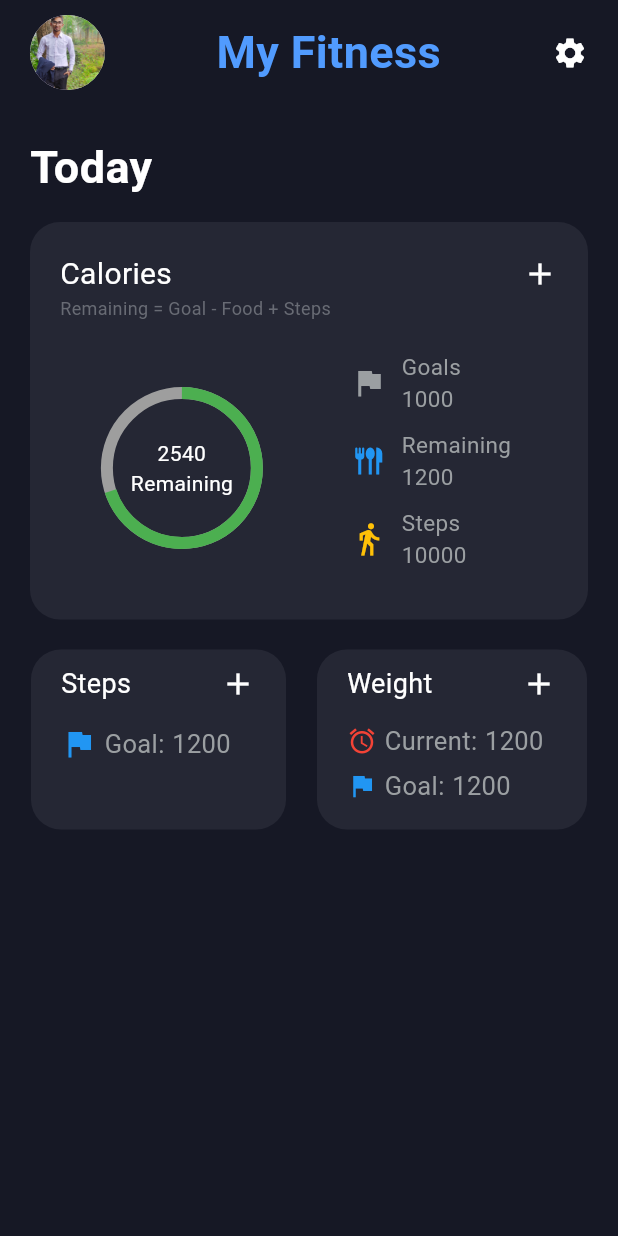
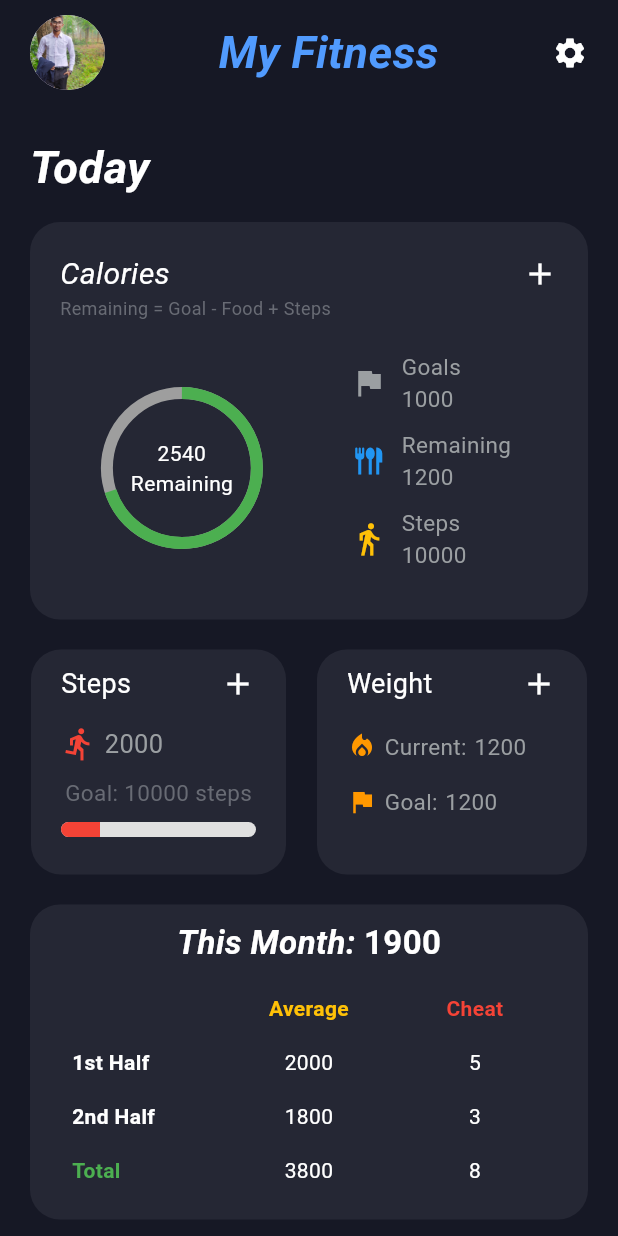
Before and after one commit to armanurrashid/MyFitness_App, a Flutter app: the screen it shows after launch, on a phone screen of 412 x 824 dp. Run offline on Flutter 3.47's test engine with Material 3 defaults, Android fonts, the phone set to English and light mode, and no system bars.

Commit message:
This month card, Bmi card

```diff
--- /dev/null
+++ b/lib/views/components/bmiCard.dart
@@ -0,0 +1,117 @@
+import 'package:flutter/material.dart';
+import 'package:my_fitness/colorList/colorList.dart' as app_colors;
+
+class BMICard extends StatelessWidget {
+  const BMICard({super.key});
+
+  @override
+  Widget build(BuildContext context) {
+    double bmi = 22.25;
+
+    int getSegmentIndex(double bmi) {
+      if (bmi < 18.5) return 0;
+      if (bmi < 25) return 1;
+      if (bmi < 30) return 2;
+      if (bmi < 35) return 3;
+      return 4;
+    }
+
+    List<Color> colors = [
+      Colors.lime,
+      Colors.green,
+      Colors.amber,
+      Colors.orange,
+      Colors.red,
+    ];
+
+    List<String> labels = [
+      "Underweight",
+      "Healthy",
+      "Overweight",
+      "Obese",
+      "Extremely Obese",
+    ];
+
+    return Container(
+      margin: const EdgeInsets.symmetric(horizontal: 20),
+      padding: const EdgeInsets.all(15),
+      decoration: BoxDecoration(
+        color: app_colors.cardColor,
+        borderRadius: BorderRadius.circular(20),
+      ),
+      child: Column(
+        crossAxisAlignment: CrossAxisAlignment.start,
+        children: [
+          /// Top Row: BMI Value + Icon
+          Text(
+            "BMI (kg/m²): $bmi",
+            style: const TextStyle(
+                color: Colors.white, fontSize: 15, fontWeight: FontWeight.bold),
+          ),
+
+          const SizedBox(height: 10),
+
+          /// Labels Above Segments
+          SizedBox(
+            width: double.infinity,
+            child: Row(
+              mainAxisAlignment: MainAxisAlignment.spaceBetween,
+              children: List.generate(5, (index) {
+                return Expanded(
+                  child: Column(
+                    children: [
+                      if (index == getSegmentIndex(bmi))
+                        Text(
+                          labels[index],
+                          style: const TextStyle(
+                            color: Colors.white,
+                            fontSize: 12,
+                            fontWeight: FontWeight.bold,
+                          ),
+                        )
+                      else
+                        const SizedBox(height: 16),
+                    ],
+                  ),
+                );
+              }),
+            ),
+          ),
+
+          const SizedBox(height: 4),
+
+          /// Segmented Progress Bar
+          Row(
+            children: List.generate(5, (index) {
+              return Expanded(
+                child: Container(
+                  height: 10,
+                  margin: const EdgeInsets.symmetric(horizontal: 1),
+                  decoration: BoxDecoration(
+                    color: colors[index],
+                    borderRadius: BorderRadius.circular(2),
+                  ),
+                ),
+              );
+            }),
+          ),
+
+          const SizedBox(height: 6),
+
+          /// Range values below each part
+          Row(
+            mainAxisAlignment: MainAxisAlignment.spaceBetween,
+            children: const [
+              Text("<18.5", style: TextStyle(color: Colors.white, fontSize: 10)),
+              Text("18.5", style: TextStyle(color: Colors.white, fontSize: 10)),
+              Text("25", style: TextStyle(color: Colors.white, fontSize: 10)),
+              Text("30", style: TextStyle(color: Colors.white, fontSize: 10)),
+              Text("35", style: TextStyle(color: Colors.white, fontSize: 10)),
+              Text("40<", style: TextStyle(color: Colors.white, fontSize: 10)),
+            ],
+          ),
+        ],
+      ),
+    );
+  }
+}
--- a/lib/views/components/caloriesCard.dart
+++ b/lib/views/components/caloriesCard.dart
@@ -32,6 +32,7 @@ class CaloriesCard extends StatelessWidget {
                       "Calories",
                       style: TextStyle(
                         color: Colors.white,
+                        fontStyle: FontStyle.italic,
                         fontSize: 20,
                       ),
                     ),
--- /dev/null
+++ b/lib/views/components/monthlySummaryTable.dart
@@ -0,0 +1,169 @@
+import 'package:flutter/material.dart';
+import 'package:my_fitness/colorList/colorList.dart' as app_colors;
+
+class MonthlySummaryTable extends StatelessWidget {
+  const MonthlySummaryTable({super.key});
+
+  @override
+  Widget build(BuildContext context) {
+    return Container(
+      margin: const EdgeInsets.symmetric(horizontal: 20),
+      width: MediaQuery.of(context).size.width - 40,
+      height: 210,
+      decoration: BoxDecoration(
+        color: app_colors.cardColor,
+        borderRadius: BorderRadius.circular(20),
+      ),
+      child: Padding(
+        padding: const EdgeInsets.symmetric(horizontal: 20, vertical: 10),
+        child: Column(
+          children: [
+            Row(
+              mainAxisAlignment: MainAxisAlignment.center,
+              children: [
+                const Text(
+                  'This Month: ',
+                  style: TextStyle(
+                      fontSize: 22,
+                      fontWeight: FontWeight.bold,
+                      fontStyle: FontStyle.italic,
+                      color: Colors.white),
+                ),
+                const Text(
+                  '1900',
+                  style: TextStyle(
+                      fontSize: 22,
+                      fontWeight: FontWeight.bold,
+                      color: Colors.white),
+                ),
+              ],
+            ),
+            const SizedBox(height: 10),
+            Table(
+              border: TableBorder.all(color: app_colors.cardColor),
+              columnWidths: const {
+                0: FlexColumnWidth(1),
+                1: FlexColumnWidth(1),
+                2: FlexColumnWidth(1),
+              },
+              children: [
+                // Heading Row
+                TableRow(
+                  decoration: BoxDecoration(color: app_colors.cardColor),
+                  children: const [
+                    SizedBox(), // Empty top-left cell
+                    Padding(
+                      padding: EdgeInsets.all(8),
+                      child: Text(
+                        'Average',
+                        textAlign: TextAlign.center,
+                        style: TextStyle(
+                            fontWeight: FontWeight.bold, color: Colors.amber),
+                      ),
+                    ),
+                    Padding(
+                      padding: EdgeInsets.all(8),
+                      child: Text(
+                        'Cheat',
+                        textAlign: TextAlign.center,
+                        style: TextStyle(
+                            fontWeight: FontWeight.bold, color: Colors.red),
+                      ),
+                    ),
+                  ],
+                ),
+                // Average Row
+                const TableRow(
+                  children: [
+                    Padding(
+                      padding: EdgeInsets.all(8),
+                      child: Text(
+                        '1st Half',
+                        style: TextStyle(
+                            color: Colors.white, fontWeight: FontWeight.bold,),
+                      ),
+                    ),
+                    Padding(
+                      padding: EdgeInsets.all(8),
+                      child: Text(
+                        '2000',
+                        textAlign: TextAlign.center,
+                        style: TextStyle(color: Colors.white),
+                      ),
+                    ),
+                    Padding(
+                      padding: EdgeInsets.all(8),
+                      child: Text(
+                        '5',
+                        textAlign: TextAlign.center,
+                        style: TextStyle(color: Colors.white),
+                      ),
+                    ),
+                  ],
+                ),
+                // Cheat Row
+                const TableRow(
+                  children: [
+                    Padding(
+                      padding: EdgeInsets.all(8),
+                      child: Text(
+                        '2nd Half',
+                        style: TextStyle(
+                            color: Colors.white, fontWeight: FontWeight.bold),
+                      ),
+                    ),
+                    Padding(
+                      padding: EdgeInsets.all(8),
+                      child: Text(
+                        '1800',
+                        textAlign: TextAlign.center,
+                        style: TextStyle(color: Colors.white),
+                      ),
+                    ),
+                    Padding(
+                      padding: EdgeInsets.all(8),
+                      child: Text(
+                        '3',
+                        textAlign: TextAlign.center,
+                        style: TextStyle(color: Colors.white),
+                      ),
+                    ),
+                  ],
+                ),
+                // Total Row (spans across columns)
+                const TableRow(
+                  children: [
+                    Padding(
+                      padding: EdgeInsets.all(8),
+                      child: Text(
+                        'Total',
+                        style: TextStyle(
+                            color: Colors.green, fontWeight: FontWeight.bold),
+                      ),
+                    ),
+                    Padding(
+                      padding: EdgeInsets.all(8),
+                      child: Text(
+                        '3800',
+                        textAlign: TextAlign.center,
+                        style: TextStyle(color: Colors.white),
+                      ),
+                    ),
+                    Padding(
+                      padding: EdgeInsets.all(8),
+                      child: Text(
+                        '8',
+                        textAlign: TextAlign.center,
+                        style: TextStyle(color: Colors.white),
+                      ),
+                    ),
+                  ],
+                ),
+              ],
+            ),
+          ],
+        ),
+      ),
+    );
+  }
+}
--- a/lib/views/components/stepCard.dart
+++ b/lib/views/components/stepCard.dart
@@ -2,14 +2,16 @@ import 'package:flutter/material.dart';
 import 'package:my_fitness/colorList/colorList.dart' as app_colors;
 
 class StepCard extends StatelessWidget{
-
+int step = 2000;
+int goal = 10000;
   @override
   Widget build(BuildContext context) {
+    double progress = step / goal;
    return Column(
      children: [
        Container(
            width: 170,
-           height: 120,
+           height: 150,
            decoration: BoxDecoration(
              color: app_colors.cardColor,
              borderRadius: BorderRadius.circular(20),
@@ -32,13 +34,27 @@ class StepCard extends StatelessWidget{
                      ]),
                  Padding(
                    padding: const EdgeInsets.symmetric(vertical: 15.0),
-                   child: Row(
+                   child: Column(
                      children: [
-                       Icon(Icons.flag, color: Colors.blue,),
-                       SizedBox(width: 5,),
-                           Text("Goal:", style: TextStyle(color: app_colors.iconColor, fontSize: 17),),
+                       Row(
+                         children: [
+                           Icon(Icons.directions_run, color: Colors.red,),
                            SizedBox(width: 5,),
-                           Text("1200", style: TextStyle(color: app_colors.iconColor, fontSize: 17),)
+                           Text("$step", style: TextStyle(color: app_colors.iconColor, fontSize: 17),),
+                         ],
+                       ),
+                       SizedBox(height: 10,),
+                       Text("Goal: $goal steps",style: TextStyle(color: app_colors.subHeading, fontSize: 15),),
+                       SizedBox(height: 9,),
+                       ClipRRect(
+                         borderRadius: BorderRadius.circular(10),
+                         child: LinearProgressIndicator(
+                           value: progress, // between 0.0 and 1.0
+                           minHeight: 10,
+                           backgroundColor: Colors.grey.shade300,
+                           valueColor: AlwaysStoppedAnimation<Color>(Colors.red),
+                         ),
+                       ),
                      ],
                    ),
                  )
--- a/lib/views/components/weightCard.card.dart
+++ b/lib/views/components/weightCard.card.dart
@@ -13,13 +13,13 @@ class WeightCard extends StatelessWidget {
           const SizedBox(width: 5),
           Text(
             "$label:",
-            style: TextStyle(color: app_colors.iconColor, fontSize: 17),
+            style: TextStyle(color: app_colors.iconColor, fontSize: 15),
             overflow: TextOverflow.ellipsis,
           ),
           const SizedBox(width: 5),
           Text(
             value,
-            style: TextStyle(color: app_colors.iconColor, fontSize: 17),
+            style: TextStyle(color: app_colors.iconColor, fontSize: 15),
             overflow: TextOverflow.ellipsis,
           ),
         ],
@@ -31,7 +31,7 @@ class WeightCard extends StatelessWidget {
   Widget build(BuildContext context) {
     return Container(
       width: 180,
-      height: 120,
+      height: 150,
       decoration: BoxDecoration(
         color: app_colors.cardColor,
         borderRadius: BorderRadius.circular(20),
@@ -50,9 +50,10 @@ class WeightCard extends StatelessWidget {
                 Icon(Icons.add, color: Colors.white),
               ],
             ),
-            const SizedBox(height: 10),
-            _buildInfoRow(Icons.access_alarm, Colors.red, "Current", "1200"),
-            _buildInfoRow(Icons.flag, Colors.blue, "Goal", "1200"),
+            const SizedBox(height: 15),
+            _buildInfoRow(Icons.local_fire_department, Colors.orange, "Current", "1200"),
+            SizedBox(height: 10,),
+            _buildInfoRow(Icons.flag, Colors.orange, "Goal", "1200"),
           ],
         ),
       ),
--- a/lib/views/dashboard.dart
+++ b/lib/views/dashboard.dart
@@ -1,9 +1,11 @@
 import 'package:flutter/material.dart';
 import 'package:my_fitness/colorList/colorList.dart' as app_colors;
+import 'package:my_fitness/views/components/bmiCard.dart';
 import 'package:my_fitness/views/components/caloriesCard.dart';
 import 'package:my_fitness/views/components/stepCard.dart';
 
 import 'components/InfoRow.dart';
+import 'components/monthlySummaryTable.dart';
 import 'components/weightCard.card.dart';
 
 class DashboardScreen extends StatefulWidget {
@@ -21,6 +23,7 @@ class _DashboardScreenState extends State<DashboardScreen> {
       backgroundColor: app_colors.blackBackground,
       body: SafeArea(
           child: Column(
+            crossAxisAlignment: CrossAxisAlignment.start,
         children: [
           Container(
             margin: EdgeInsets.only(left: 20, right: 20, top: 10),
@@ -35,6 +38,7 @@ class _DashboardScreenState extends State<DashboardScreen> {
                   "My Fitness",
                   style: TextStyle(
                       fontWeight: FontWeight.bold,
+                      fontStyle: FontStyle.italic,
                       fontSize: 30,
                       color: app_colors.appTitle),
                 ),
@@ -46,6 +50,13 @@ class _DashboardScreenState extends State<DashboardScreen> {
             ),
           ),
           SizedBox(height: 10),
+          Expanded(
+            child: SingleChildScrollView(
+              child: Padding(
+                padding: const EdgeInsets.only(bottom:20.0),
+                child: Column(
+                  crossAxisAlignment: CrossAxisAlignment.start,
+                  children: [
                     Row(
                       children: [
                         Container(
@@ -55,11 +66,13 @@ class _DashboardScreenState extends State<DashboardScreen> {
                             style: TextStyle(
                                 fontSize: 30,
                                 color: Colors.white,
+                                fontStyle: FontStyle.italic,
                                 fontWeight: FontWeight.bold),
                           ),
                         )
                       ],
                     ),
+
           SizedBox(height: 15),
           CaloriesCard(),
           SizedBox(height: 20,),
@@ -70,9 +83,22 @@ class _DashboardScreenState extends State<DashboardScreen> {
               WeightCard(),
             ],
           ),
-
+          SizedBox(height: 20,),
+          Row(
+            children: [
+              MonthlySummaryTable(),
+            ],
+          ),
+          SizedBox(height: 20,),
+      BMICard(),
+                  ],
+                ),
+              ),
+            ),
+          ),
         ],
       )),
     );
+
   }
 }
--- a/pubspec.yaml
+++ b/pubspec.yaml
@@ -30,6 +30,7 @@ environment:
 dependencies:
   flutter:
     sdk: flutter
+
 
   # The following adds the Cupertino Icons font to your application.
   # Use with the CupertinoIcons class for iOS style icons.
```
Lines whose indentation alone changed are shown as unchanged.
